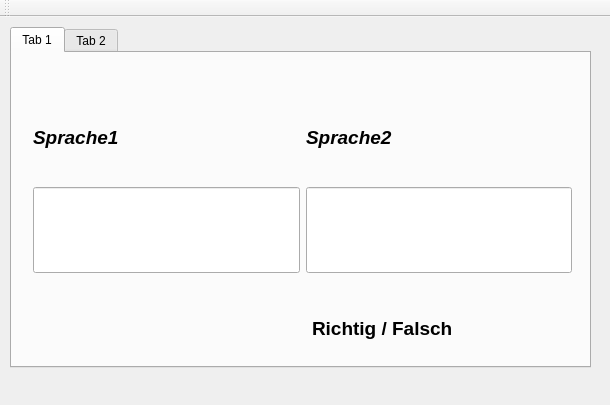
Above: Vokabeltrainer_Version00/vokabeln_gui00.ui from LarsThore/Vokabeltrainer before the change. Below: the same form after it.
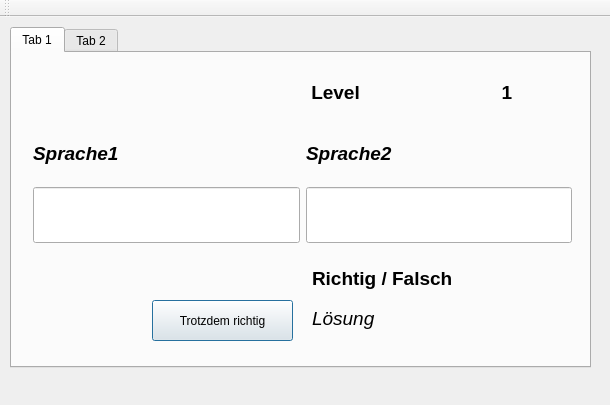
That is the form after the change.

Commit message: Trotzdem-Button eingefügt und Level werden beim Antworten aktualisiert.

```diff
--- a/Vokabeltrainer_Version00/vokabeln_gui00.ui
+++ b/Vokabeltrainer_Version00/vokabeln_gui00.ui
@@ -34,7 +34,7 @@
       <property name="geometry">
        <rect>
         <x>300</x>
-        <y>260</y>
+        <y>210</y>
         <width>201</width>
         <height>31</height>
        </rect>
@@ -54,13 +54,13 @@
       <property name="geometry">
        <rect>
         <x>10</x>
-        <y>30</y>
+        <y>0</y>
         <width>561</width>
         <height>201</height>
        </rect>
       </property>
       <layout class="QGridLayout" name="gridLayout">
-       <item row="0" column="0">
+       <item row="1" column="0">
         <widget class="QLabel" name="label_1">
          <property name="font">
           <font>
@@ -75,7 +75,7 @@
          </property>
         </widget>
        </item>
-       <item row="0" column="1">
+       <item row="1" column="1">
         <widget class="QLabel" name="label_2">
          <property name="font">
           <font>
@@ -90,7 +90,7 @@
          </property>
         </widget>
        </item>
-       <item row="1" column="0" colspan="2">
+       <item row="2" column="0" colspan="2">
         <layout class="QHBoxLayout" name="horizontalLayout">
          <item>
           <widget class="QLineEdit" name="lineEdit_1">
@@ -114,8 +114,86 @@
          </item>
         </layout>
        </item>
+       <item row="0" column="1">
+        <layout class="QHBoxLayout" name="horizontalLayout_2">
+         <item>
+          <widget class="QLabel" name="label_3">
+           <property name="font">
+            <font>
+             <pointsize>14</pointsize>
+             <weight>75</weight>
+             <bold>true</bold>
+            </font>
+           </property>
+           <property name="text">
+            <string> Level</string>
+           </property>
+           <property name="alignment">
+            <set>Qt::AlignLeading|Qt::AlignLeft|Qt::AlignVCenter</set>
+           </property>
+          </widget>
+         </item>
+         <item>
+          <widget class="QLabel" name="label_level">
+           <property name="font">
+            <font>
+             <pointsize>14</pointsize>
+             <weight>75</weight>
+             <bold>true</bold>
+            </font>
+           </property>
+           <property name="text">
+            <string>1</string>
+           </property>
+           <property name="alignment">
+            <set>Qt::AlignCenter</set>
+           </property>
+          </widget>
+         </item>
+        </layout>
+       </item>
       </layout>
      </widget>
+     <widget class="QPushButton" name="pushButton">
+      <property name="geometry">
+       <rect>
+        <x>140</x>
+        <y>247</y>
+        <width>141</width>
+        <height>41</height>
+       </rect>
+      </property>
+      <property name="text">
+       <string>Trotzdem richtig</string>
+      </property>
+      <property name="autoDefault">
+       <bool>true</bool>
+      </property>
+      <property name="default">
+       <bool>true</bool>
+      </property>
+     </widget>
+     <widget class="QLabel" name="label_loesung">
+      <property name="geometry">
+       <rect>
+        <x>300</x>
+        <y>250</y>
+        <width>201</width>
+        <height>31</height>
+       </rect>
+      </property>
+      <property name="font">
+       <font>
+        <pointsize>14</pointsize>
+        <weight>50</weight>
+        <italic>true</italic>
+        <bold>false</bold>
+       </font>
+      </property>
+      <property name="text">
+       <string>Lösung</string>
+      </property>
+     </widget>
     </widget>
     <widget class="QWidget" name="tab_2">
      <attribute name="title">
```
The commit also changes 1 other file.
